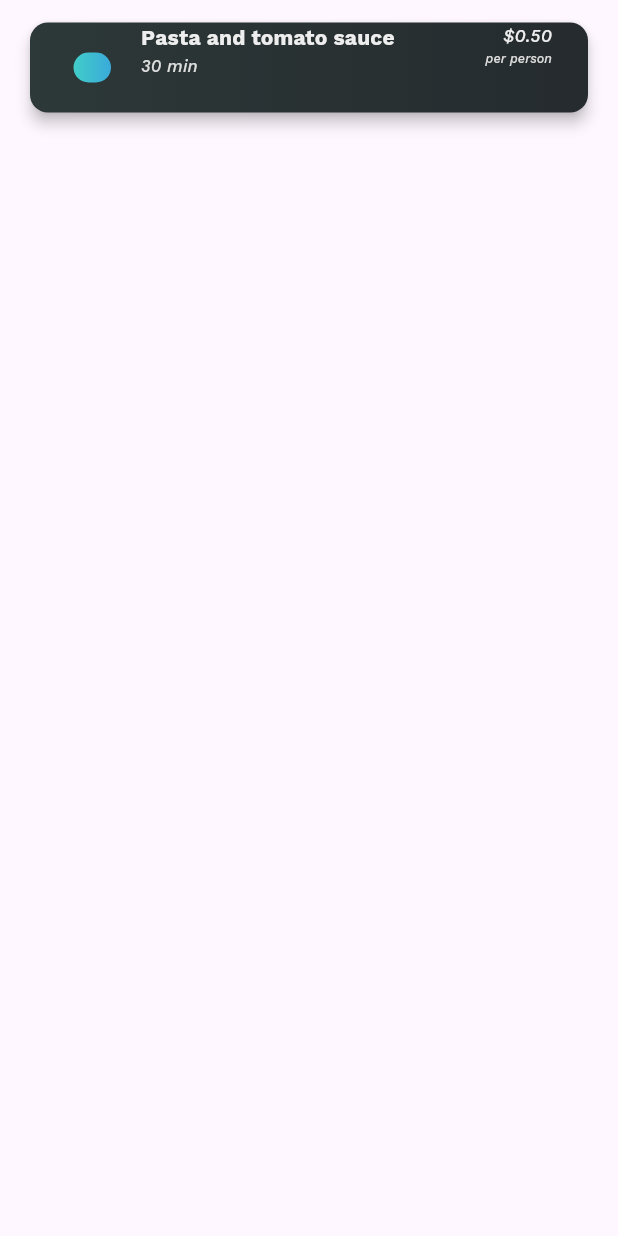
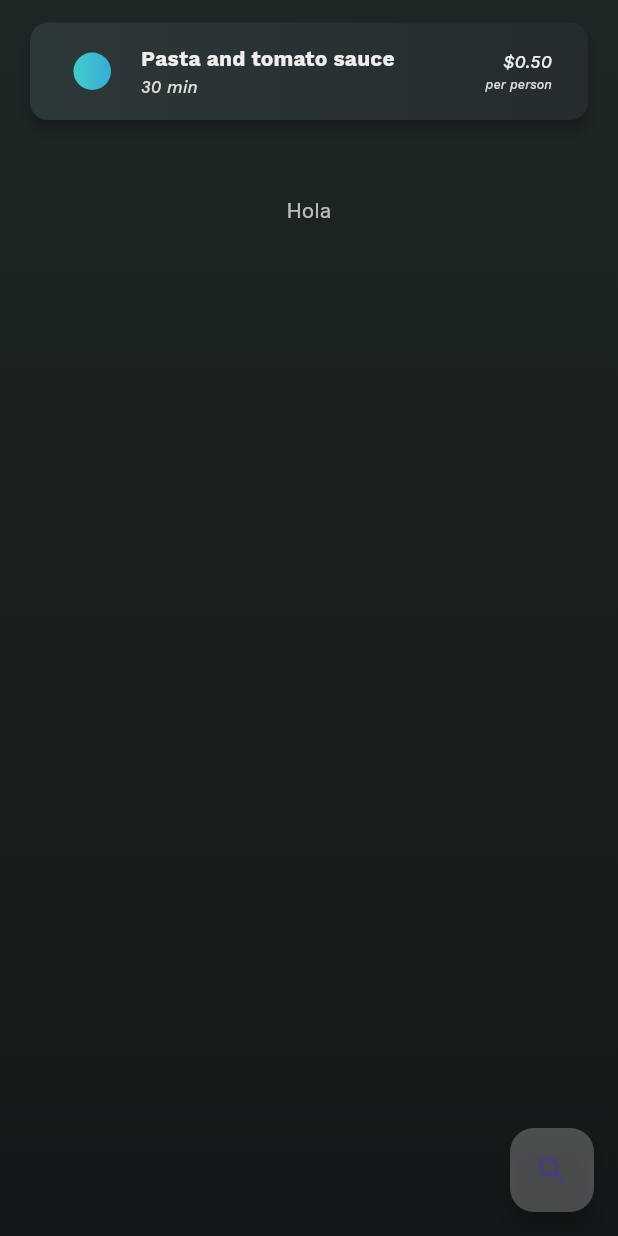
Before and after one commit to 3enedict/limelight, a Flutter app: the RecipesPage screen opened directly, after a tap on "Pasta and tomato sauce", on a phone screen of 412 x 824 dp. Run offline on Flutter 3.47's test engine with Material 2 defaults, Android fonts, the phone set to English and light mode, and no system bars; our stand-ins replace fluttericon, google_fonts; statements that could not run were skipped.

Commit message:
Fixed item not rendering correctly in Hero

```diff
--- a/lib/pages/recipes_page.dart
+++ b/lib/pages/recipes_page.dart
@@ -79,18 +79,41 @@ class RecipesPage extends StatelessWidget {
   void _gotoDetailsPage(BuildContext context, int index) {
     Navigator.of(context).push(
       PageRouteBuilder(
-        transitionDuration: const Duration(milliseconds: 600),
-        pageBuilder: (_, __, ___) => Scaffold(
-          body: Align(
-            alignment: Alignment.topCenter,
-            child: SizedBox(
-              height: 75,
-              child: Hero(
-                tag: index.toString(),
-                child: recipes[index].toItem(
-                  () => Navigator.of(context).pop(),
+        transitionDuration: const Duration(milliseconds: 500),
+        pageBuilder: (_, __, ___) => Container(
+          decoration: BoxDecoration(
+            gradient: LinearGradient(
+              colors: toBackgroundGradient(limelightGradient),
+              begin: Alignment.topCenter,
+              end: Alignment.bottomCenter,
+            ),
+          ),
+          child: Scaffold(
+            backgroundColor: Colors.transparent,
+            floatingActionButton: FloatingActionButton(
+              backgroundColor: Colors.white24,
+              heroTag: 'CalendarFAB',
+              onPressed: () {},
+              child: const Icon(Icons.search),
+            ),
+            body: Column(
+              children: [
+                Hero(
+                  tag: index.toString(),
+                  child: recipes[index].toItem(
+                    () => Navigator.of(context).pop(),
+                  ),
                 ),
-              ),
+                const SizedBox(height: 50),
+                const Expanded(
+                  child: Text(
+                    'Hola',
+                    style: TextStyle(
+                      color: Colors.white70,
+                    ),
+                  ),
+                ),
+              ],
             ),
           ),
         ),
--- a/lib/widgets/item.dart
+++ b/lib/widgets/item.dart
@@ -64,6 +64,7 @@ class Item extends StatelessWidget {
                   alignment: Alignment.centerLeft,
                   child: Column(
                     crossAxisAlignment: CrossAxisAlignment.start,
+                    mainAxisAlignment: MainAxisAlignment.center,
                     children: [
                       Text(
                         title,
@@ -95,6 +96,7 @@ class Item extends StatelessWidget {
               ),
               Column(
                 crossAxisAlignment: CrossAxisAlignment.end,
+                mainAxisAlignment: MainAxisAlignment.center,
                 children: [
                   Text(
                     info,
```
